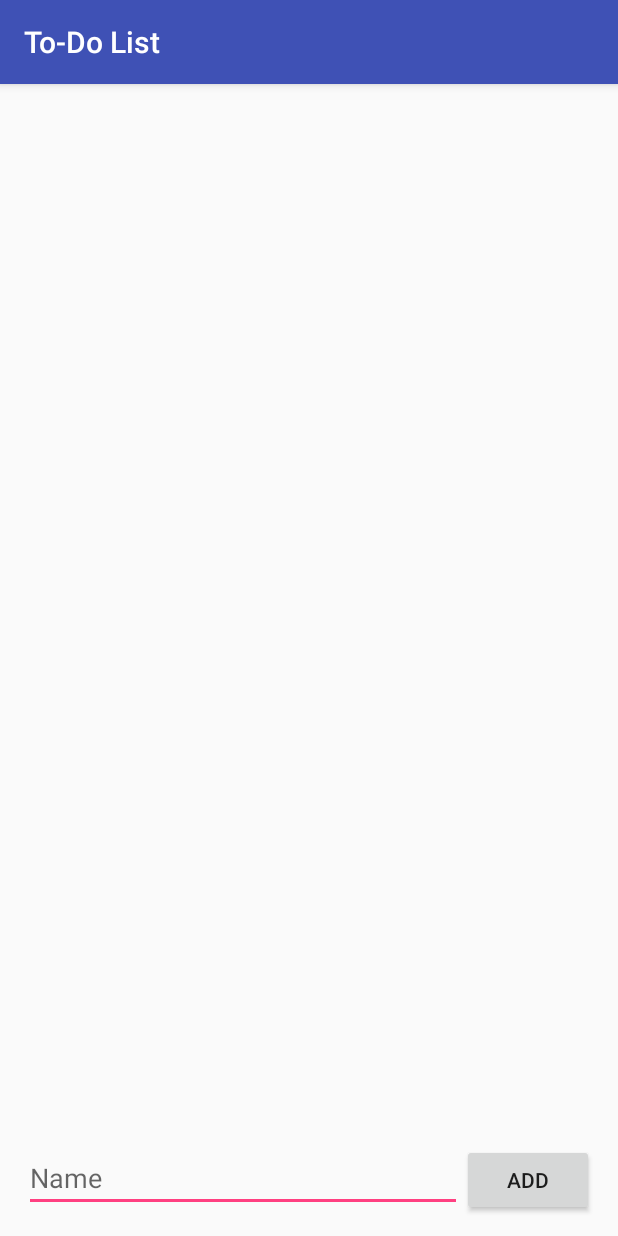
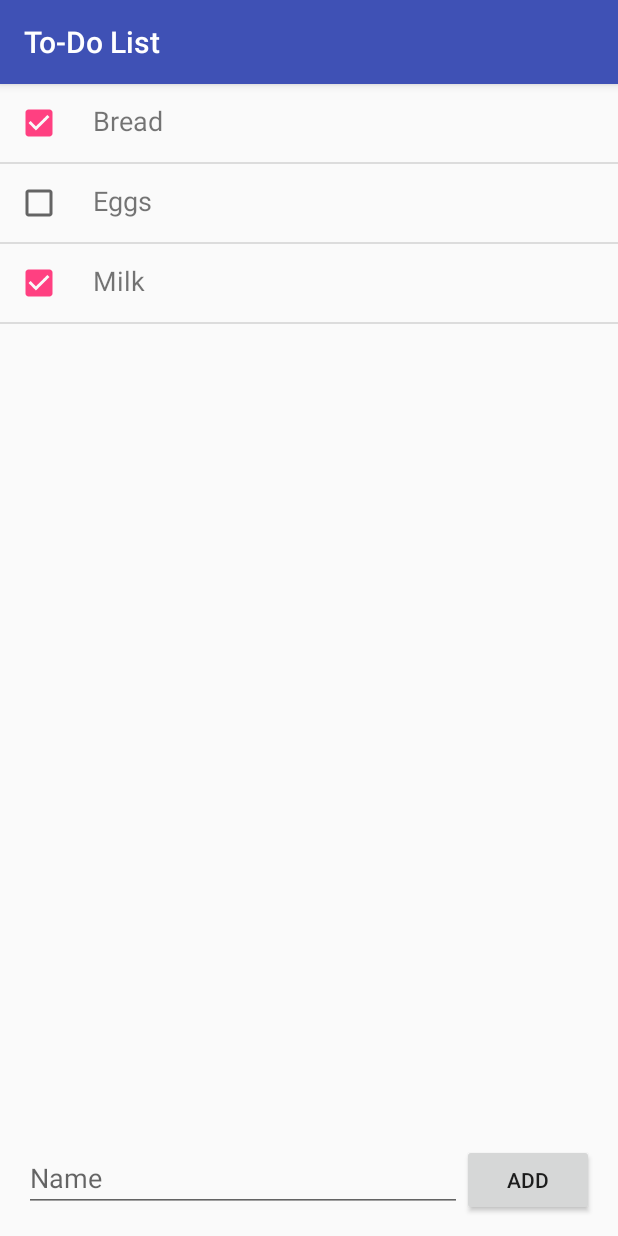
Before and after one commit to Fadarrizz/ToDoList, an Android app: the screen it shows after launch (MainActivity), on a phone screen of 412 x 824 dp. Run offline under Robolectric (Android 15) with nearby library versions, the phone set to English and light mode, and no system bars.

Commit message:
Final commit

```diff
--- a/app/src/main/java/com/example/auke_pc/to_dolist/MainActivity.java
+++ b/app/src/main/java/com/example/auke_pc/to_dolist/MainActivity.java
@@ -1,13 +1,114 @@
 package com.example.auke_pc.to_dolist;
 
+import android.database.Cursor;
 import android.support.v7.app.AppCompatActivity;
 import android.os.Bundle;
+import android.view.View;
+import android.widget.AdapterView;
+import android.widget.Button;
+import android.widget.CheckBox;
+import android.widget.EditText;
+import android.widget.ListView;
+import android.widget.Toast;
 
 public class MainActivity extends AppCompatActivity {
+
+    private TodoDatabase db;
+    private TodoAdapter adapter;
+    Button button;
+    ListView listView;
+    EditText editText;
+    CheckBox checkBox;
+    String todo_item;
 
     @Override
     protected void onCreate(Bundle savedInstanceState) {
         super.onCreate(savedInstanceState);
         setContentView(R.layout.activity_main);
+
+        db = TodoDatabase.getInstance(getApplicationContext());
+        Cursor cursor = db.selectAll();
+
+        listView = findViewById(R.id.listView);
+        adapter = new TodoAdapter(this, cursor);
+        listView.setAdapter(adapter);
+
+        updateData();
+
+        listView.setOnItemClickListener(new OnItemClickListener());
+        listView.setOnItemLongClickListener(new OnItemLongClickListener());
+
+        button = findViewById(R.id.button);
+        button.setOnClickListener(new View.OnClickListener() {
+            @Override
+            public void onClick(View view) {
+                updateData();
+                addItem();
+            }
+        });
     }
+
+    private void addItem() {
+        editText = findViewById(R.id.editText2);
+        todo_item = editText.getText().toString();
+        editText.setText("");
+        db = TodoDatabase.getInstance(getApplicationContext());
+        db.insert(todo_item, 0);
+
+        updateData();
+
+        String add = "Item added";
+        Toast.makeText(MainActivity.this, (String) add, Toast.LENGTH_SHORT).show();
+    }
+
+    private void updateData() {
+        db = TodoDatabase.getInstance(getApplicationContext());
+        Cursor newCursor = db.selectAll();
+        adapter.swapCursor(newCursor);
+        listView.setAdapter(adapter);
+    }
+
+    private class OnItemClickListener implements AdapterView.OnItemClickListener {
+
+        @Override
+        public void onItemClick(AdapterView parent, View view, int position, long id) {
+            checkBox = view.findViewById(R.id.checkBox);
+            Cursor cursor = db.selectAll();
+            cursor.move(position + 1);
+
+            int long_id = cursor.getInt(cursor.getColumnIndex("_id"));
+            if (checkBox.isChecked()) {
+                db.update(long_id, 0);
+            } else {
+                db.update(long_id, 1);
+            }
+
+
+            updateData();
+        }
+    }
+
+    private class OnItemLongClickListener implements AdapterView.OnItemLongClickListener {
+
+        @Override
+        public boolean onItemLongClick(AdapterView parent, View view, int position, long id) {
+            Cursor cursor = db.selectAll();
+            cursor.move(position + 1);
+
+            int long_id = cursor.getInt(cursor.getColumnIndex("_id"));
+            db.delete(long_id);
+
+            updateData();
+
+            String delete = "Item deleted";
+            Toast.makeText(MainActivity.this, (String) delete, Toast.LENGTH_SHORT).show();
+
+            return false;
+        }
+    }
+
+    public void save() {
+
+    }
+
 }
--- /dev/null
+++ b/app/src/main/java/com/example/auke_pc/to_dolist/TodoAdapter.java
@@ -0,0 +1,43 @@
+package com.example.auke_pc.to_dolist;
+
+import android.content.Context;
+import android.database.Cursor;
+import android.view.LayoutInflater;
+import android.view.View;
+import android.view.ViewGroup;
+import android.widget.CheckBox;
+import android.widget.ResourceCursorAdapter;
+import android.widget.TextView;
+
+/**
+ * Created by Auke-PC on 20-11-2017.
+ */
+
+public class TodoAdapter extends ResourceCursorAdapter {
+
+    public TodoAdapter(Context context, Cursor cursor){
+        super(context, R.layout.row_todo, cursor);
+    }
+
+    @Override
+    public View newView(Context context, Cursor cursor, ViewGroup viewGroup) {
+        return LayoutInflater.from(context).inflate(R.layout.row_todo, viewGroup, false);
+    }
+
+    @Override
+    public void bindView(View view, Context context, Cursor cursor) {
+
+        TextView name = view.findViewById(R.id.textView);
+        CheckBox completed = view.findViewById(R.id.checkBox);
+
+        name.setText(cursor.getString(cursor.getColumnIndex("title")));
+        Integer bool = cursor.getInt(cursor.getColumnIndex("completed"));
+
+        if (bool == 1) {
+            completed.setChecked(true);
+        }
+        else {
+            completed.setChecked(false);
+        }
+    }
+}
--- /dev/null
+++ b/app/src/main/java/com/example/auke_pc/to_dolist/TodoDatabase.java
@@ -0,0 +1,78 @@
+package com.example.auke_pc.to_dolist;
+
+import android.content.ContentValues;
+import android.content.Context;
+import android.database.Cursor;
+import android.database.sqlite.SQLiteDatabase;
+import android.database.sqlite.SQLiteOpenHelper;
+
+/**
+ * Created by Auke-PC on 19-11-2017.
+ */
+
+public class TodoDatabase extends SQLiteOpenHelper {
+
+    private static final String DB = null;
+
+    private static final String TABLE_NAME = "todos";
+    private static final String COL1 = "_id";
+    private static final String COL2 = "title";
+    private static final String COL3 = "completed";
+
+    private static TodoDatabase instance;
+    private TodoDatabase(Context context, String name, SQLiteDatabase.CursorFactory factory,
+                        int version) {
+        super(context, name, factory, version);
+    }
+
+    @Override
+    public void onCreate(SQLiteDatabase sqLiteDatabase) {
+        sqLiteDatabase.execSQL("create table " + TABLE_NAME + " ( " + COL1 + " INTEGER PRIMARY KEY " +
+                "AUTOINCREMENT, " + COL2 + " TEXT, " + COL3 + " INTEGER);");
+        sqLiteDatabase.execSQL("INSERT INTO " + TABLE_NAME + " (" + COL2 + "," + COL3 + ") " +
+                "VALUES ('Bread', 1);");
+        sqLiteDatabase.execSQL("INSERT INTO " + TABLE_NAME + " (" + COL2 + "," + COL3 + ") " +
+                "VALUES ('Eggs', 0);");
+        sqLiteDatabase.execSQL("INSERT INTO " + TABLE_NAME + " (" + COL2 + "," + COL3 + ") " +
+                "VALUES ('Milk', 1);");
+    }
+
+    @Override
+    public void onUpgrade(SQLiteDatabase sqLiteDatabase, int i, int i1) {
+        sqLiteDatabase.execSQL("DROP TABLE IF EXISTS " + "todos");
+        onCreate(sqLiteDatabase);
+    }
+
+    public static TodoDatabase getInstance(Context context) {
+        if (instance == null) {
+            instance = new TodoDatabase(context.getApplicationContext(), DB, null, 1);
+        }
+        return instance;
+    }
+
+    public Cursor selectAll() {
+        Cursor cursor = getWritableDatabase().rawQuery("SELECT * FROM todos;",
+                null, null);
+        return cursor;
+    }
+
+    public void insert(String title, int completed) {
+        SQLiteDatabase db = this.getWritableDatabase();
+        ContentValues values = new ContentValues();
+        values.put(COL2, title);
+        values.put(COL3, completed);
+        db.insert(TABLE_NAME, null, values);
+    }
+
+    public void update(long id, int status) {
+        SQLiteDatabase db = this.getWritableDatabase();
+        ContentValues values = new ContentValues();
+        values.put(COL3, status);
+        db.update(TABLE_NAME, values, COL1 + "= " + id, null);
+    }
+
+    public void delete(long id) {
+        SQLiteDatabase db = this.getWritableDatabase();
+        db.delete(TABLE_NAME, COL1 + "= " + id, null);
+    }
+}
--- a/app/src/main/res/layout/activity_main.xml
+++ b/app/src/main/res/layout/activity_main.xml
@@ -13,9 +13,7 @@
         android:layout_marginBottom="16dp"
         app:layout_constraintBottom_toTopOf="@+id/editText2"
         app:layout_constraintStart_toStartOf="parent"
-        app:layout_constraintTop_toTopOf="parent">
-
-    </ListView>
+        app:layout_constraintTop_toTopOf="parent" />
 
     <Button
         android:id="@+id/button"
--- /dev/null
+++ b/app/src/main/res/layout/row_todo.xml
@@ -0,0 +1,24 @@
+<?xml version="1.0" encoding="utf-8"?>
+<LinearLayout xmlns:android="http://schemas.android.com/apk/res/android"
+    xmlns:tools="http://schemas.android.com/tools"
+    android:layout_width="match_parent"
+    android:layout_height="match_parent">
+
+    <CheckBox
+        android:id="@+id/checkBox"
+        android:layout_width="wrap_content"
+        android:layout_height="wrap_content"
+        android:layout_margin="10dp"
+        android:clickable="false"
+        android:focusable="false"/>
+
+    <TextView
+        android:id="@+id/textView"
+        android:layout_width="wrap_content"
+        android:layout_height="wrap_content"
+        android:layout_margin="10dp"
+        android:layout_marginTop="10dp"
+        android:textSize="18sp"
+        tools:text="textView" />
+
+</LinearLayout>
--- a/build.gradle
+++ b/build.gradle
@@ -7,7 +7,7 @@ buildscript {
         jcenter()
     }
     dependencies {
-        classpath 'com.android.tools.build:gradle:3.0.0'
+        classpath 'com.android.tools.build:gradle:3.0.1'
 
 
         // NOTE: Do not place your application dependencies here; they belong
```
